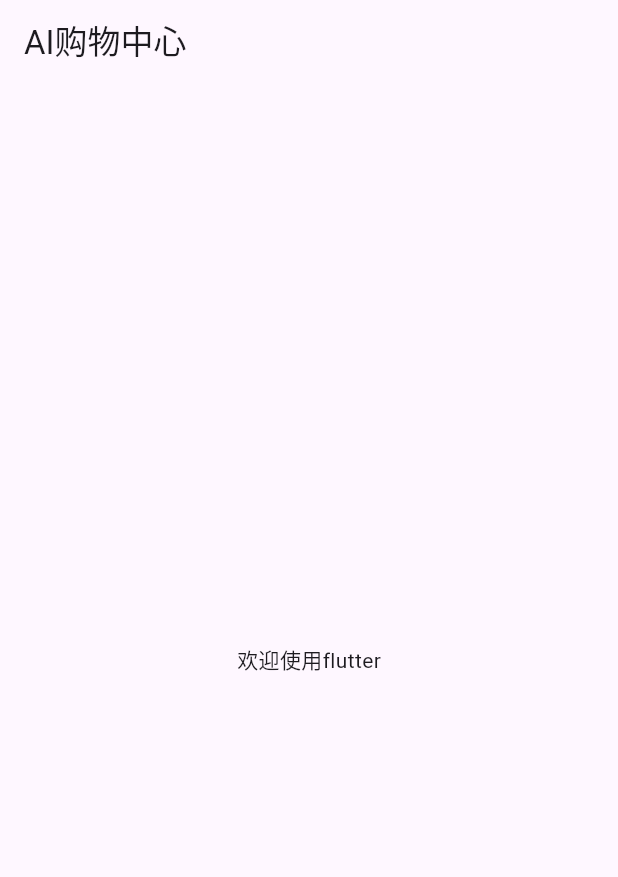
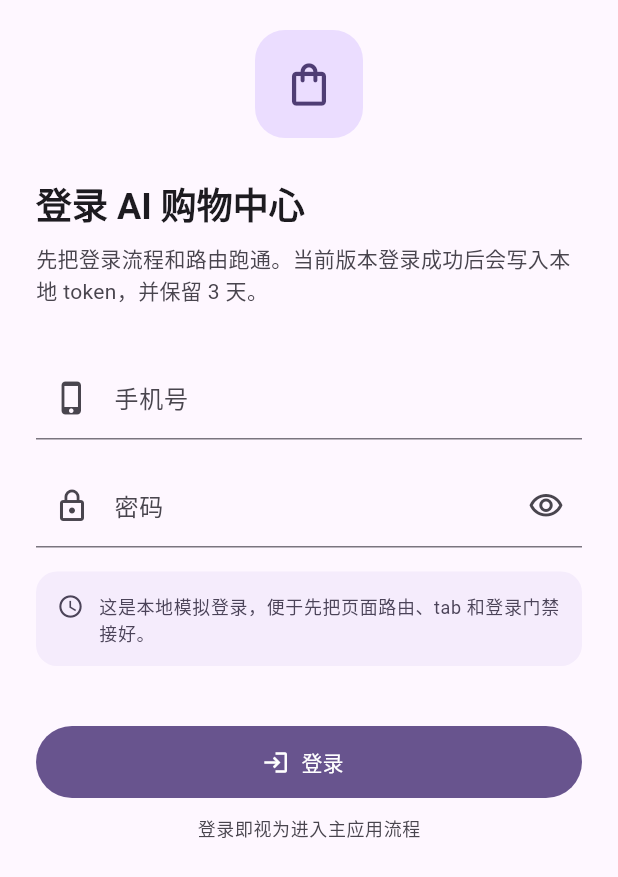
Before and after one commit to yafenghuang-cn/marketplace-mobile-app, a Flutter app: the screen it shows after launch, on a phone screen of 412 x 824 dp. Shown: the top 877 px of the screen. Run offline on Flutter 3.47's test engine with Material 3 defaults, Android fonts, the phone set to English and light mode, and no system bars; our stand-ins replace go_router, shared_preferences.

Commit message:
feat: 配置基础路由

```diff
--- /dev/null
+++ b/lib/auth/auth_controller.dart
@@ -0,0 +1,66 @@
+import 'package:flutter/foundation.dart';
+import 'package:shared_preferences/shared_preferences.dart';
+
+class AuthController extends ChangeNotifier {
+  AuthController._();
+
+  static final AuthController instance = AuthController._();
+
+  static const String _tokenKey = 'auth_token';
+  static const String _expiresAtKey = 'auth_token_expires_at';
+
+  SharedPreferences? _preferences;
+  String? _token;
+  DateTime? _expiresAt;
+
+  bool get isLoggedIn =>
+      _token != null &&
+      _expiresAt != null &&
+      _expiresAt!.isAfter(DateTime.now());
+
+  String? get token => isLoggedIn ? _token : null;
+  DateTime? get expiresAt => isLoggedIn ? _expiresAt : null;
+
+  Future<void> init() async {
+    _preferences ??= await SharedPreferences.getInstance();
+    _token = _preferences!.getString(_tokenKey);
+
+    final rawExpiresAt = _preferences!.getString(_expiresAtKey);
+    _expiresAt = rawExpiresAt == null ? null : DateTime.tryParse(rawExpiresAt);
+
+    if (!isLoggedIn) {
+      await _clearPersistedToken(notify: false);
+    }
+  }
+
+  Future<void> login() async {
+    _preferences ??= await SharedPreferences.getInstance();
+
+    final token = 'mock_token_${DateTime.now().millisecondsSinceEpoch}';
+    final expiresAt = DateTime.now().add(const Duration(days: 3));
+
+    await _preferences!.setString(_tokenKey, token);
+    await _preferences!.setString(_expiresAtKey, expiresAt.toIso8601String());
+
+    _token = token;
+    _expiresAt = expiresAt;
+    notifyListeners();
+  }
+
+  Future<void> logout() async {
+    await _clearPersistedToken();
+  }
+
+  Future<void> _clearPersistedToken({bool notify = true}) async {
+    _preferences ??= await SharedPreferences.getInstance();
+    await _preferences!.remove(_tokenKey);
+    await _preferences!.remove(_expiresAtKey);
+
+    _token = null;
+    _expiresAt = null;
+
+    if (notify) {
+      notifyListeners();
+    }
+  }
+}
--- a/lib/main.dart
+++ b/lib/main.dart
@@ -1,7 +1,10 @@
 import 'package:flutter/material.dart';
-import './pages/home/home_page.dart';
+import 'package:marketplace_mobile_app/auth/auth_controller.dart';
+import 'package:marketplace_mobile_app/router/app_router.dart';
 
-void main() {
+Future<void> main() async {
+  WidgetsFlutterBinding.ensureInitialized();
+  await AuthController.instance.init();
   runApp(const MyApp());
 }
 
@@ -10,13 +13,13 @@ class MyApp extends StatelessWidget {
 
   @override
   Widget build(BuildContext context) {
-    return MaterialApp(
-      title: 'Flutter Demo',
+    return MaterialApp.router(
+      title: 'AI购物中心',
       theme: ThemeData(
         colorScheme: ColorScheme.fromSeed(seedColor: Colors.deepPurple),
+        useMaterial3: true,
       ),
-      // 修复：添加构造函数括号，并使用正确的类名
-      home: const HomePage(),
+      routerConfig: AppRouter.router,
     );
   }
 }
--- a/lib/pages/home/home_page.dart
+++ b/lib/pages/home/home_page.dart
@@ -1,20 +1,31 @@
 import 'package:flutter/material.dart';
+import 'package:go_router/go_router.dart';
+import 'package:marketplace_mobile_app/router/app_router.dart';
 
-class HomePage extends StatefulWidget {
+class HomePage extends StatelessWidget {
   const HomePage({super.key});
 
-  // 必须实现的方法：创建对应的State对象
-  @override
-  State<HomePage> createState() => _HomePageState();
-}
-
-// 真正的状态和UI逻辑写在这个State类中
-class _HomePageState extends State<HomePage> {
   @override
   Widget build(BuildContext context) {
     return Scaffold(
       appBar: AppBar(title: const Text('AI购物中心')),
-      body: const Center(child: Text('欢迎使用flutter')),
-    ); // 这里添加了分号
+      body: Center(
+        child: Column(
+          mainAxisSize: MainAxisSize.min,
+          children: <Widget>[
+            const Text(
+              '欢迎使用 flutter',
+              style: TextStyle(fontSize: 20, fontWeight: FontWeight.w600),
+            ),
+            const SizedBox(height: 16),
+            FilledButton.icon(
+              onPressed: () => context.go(AppRoutes.mine),
+              icon: const Icon(Icons.person_outline),
+              label: const Text('去我的页面'),
+            ),
+          ],
+        ),
+      ),
+    );
   }
 }
--- a/lib/pages/login/login_page.dart
+++ b/lib/pages/login/login_page.dart
@@ -0,0 +1,237 @@
+import 'package:flutter/material.dart';
+import 'package:go_router/go_router.dart';
+import 'package:marketplace_mobile_app/auth/auth_controller.dart';
+import 'package:marketplace_mobile_app/router/app_router.dart';
+
+class LoginPage extends StatefulWidget {
+  const LoginPage({super.key});
+
+  @override
+  State<LoginPage> createState() => LoginPageState();
+}
+
+class LoginPageState extends State<LoginPage> {
+  final GlobalKey<FormState> formKey = GlobalKey<FormState>();
+  final TextEditingController phoneController = TextEditingController();
+  final TextEditingController passwordController = TextEditingController();
+
+  bool isSubmitting = false;
+  bool obscurePassword = true;
+
+  @override
+  void dispose() {
+    phoneController.dispose();
+    passwordController.dispose();
+    super.dispose();
+  }
+
+  Future<void> _handleLogin() async {
+    final FormState? form = formKey.currentState;
+    if (form == null || !form.validate()) {
+      return;
+    }
+
+    setState(() {
+      isSubmitting = true;
+    });
+
+    try {
+      await AuthController.instance.login();
+      if (!mounted) {
+        return;
+      }
+      context.go(AppRoutes.home);
+    } finally {
+      if (mounted) {
+        setState(() {
+          isSubmitting = false;
+        });
+      }
+    }
+  }
+
+  @override
+  Widget build(BuildContext context) {
+    final ThemeData theme = Theme.of(context);
+    final ColorScheme colorScheme = theme.colorScheme;
+
+    return Scaffold(
+      body: SafeArea(
+        child: LayoutBuilder(
+          builder: (BuildContext context, BoxConstraints constraints) {
+            return SingleChildScrollView(
+              padding: const EdgeInsets.symmetric(horizontal: 24, vertical: 20),
+              child: ConstrainedBox(
+                constraints: BoxConstraints(
+                  minHeight: constraints.maxHeight - 40,
+                ),
+                child: Column(
+                  crossAxisAlignment: CrossAxisAlignment.start,
+                  children: <Widget>[
+                    Align(
+                      child: Container(
+                        width: 72,
+                        height: 72,
+                        decoration: BoxDecoration(
+                          color: colorScheme.primaryContainer,
+                          borderRadius: BorderRadius.circular(20),
+                        ),
+                        child: Icon(
+                          Icons.shopping_bag_outlined,
+                          size: 34,
+                          color: colorScheme.onPrimaryContainer,
+                        ),
+                      ),
+                    ),
+                    const SizedBox(height: 28),
+                    Text(
+                      '登录 AI 购物中心',
+                      style: theme.textTheme.headlineSmall?.copyWith(
+                        fontWeight: FontWeight.w700,
+                      ),
+                    ),
+                    const SizedBox(height: 8),
+                    Text(
+                      '先把登录流程和路由跑通。当前版本登录成功后会写入本地 token，并保留 3 天。',
+                      style: theme.textTheme.bodyMedium?.copyWith(
+                        color: colorScheme.onSurfaceVariant,
+                        height: 1.5,
+                      ),
+                    ),
+                    const SizedBox(height: 32),
+                    Form(
+                      key: formKey,
+                      child: Column(
+                        children: <Widget>[
+                          TextFormField(
+                            controller: phoneController,
+                            keyboardType: TextInputType.phone,
+                            textInputAction: TextInputAction.next,
+                            decoration: const InputDecoration(
+                              labelText: '手机号',
+                              hintText: '请输入手机号',
+                              prefixIcon: Icon(Icons.phone_iphone_outlined),
+                            ),
+                            validator: (String? value) {
+                              final String text = value?.trim() ?? '';
+                              if (text.isEmpty) {
+                                return '请输入手机号';
+                              }
+                              if (text.length < 11) {
+                                return '手机号格式不正确';
+                              }
+                              return null;
+                            },
+                          ),
+                          const SizedBox(height: 16),
+                          TextFormField(
+                            controller: passwordController,
+                            obscureText: obscurePassword,
+                            textInputAction: TextInputAction.done,
+                            onFieldSubmitted: (_) {
+                              if (!isSubmitting) {
+                                _handleLogin();
+                              }
+                            },
+                            decoration: InputDecoration(
+                              labelText: '密码',
+                              hintText: '请输入登录密码',
+                              prefixIcon: const Icon(Icons.lock_outline),
+                              suffixIcon: IconButton(
+                                onPressed: () {
+                                  setState(() {
+                                    obscurePassword = !obscurePassword;
+                                  });
+                                },
+                                tooltip: obscurePassword ? '显示密码' : '隐藏密码',
+                                icon: Icon(
+                                  obscurePassword
+                                      ? Icons.visibility_outlined
+                                      : Icons.visibility_off_outlined,
+                                ),
+                              ),
+                            ),
+                            validator: (String? value) {
+                              final String text = value?.trim() ?? '';
+                              if (text.isEmpty) {
+                                return '请输入密码';
+                              }
+                              if (text.length < 6) {
+                                return '密码至少 6 位';
+                              }
+                              return null;
+                            },
+                          ),
+                        ],
+                      ),
+                    ),
+                    const SizedBox(height: 16),
+                    Container(
+                      width: double.infinity,
+                      padding: const EdgeInsets.all(14),
+                      decoration: BoxDecoration(
+                        color: colorScheme.secondaryContainer.withValues(
+                          alpha: 0.45,
+                        ),
+                        borderRadius: BorderRadius.circular(14),
+                      ),
+                      child: Row(
+                        crossAxisAlignment: CrossAxisAlignment.start,
+                        children: <Widget>[
+                          Icon(
+                            Icons.schedule_outlined,
+                            size: 18,
+                            color: colorScheme.onSecondaryContainer,
+                          ),
+                          const SizedBox(width: 10),
+                          Expanded(
+                            child: Text(
+                              '这是本地模拟登录，便于先把页面路由、tab 和登录门禁接好。',
+                              style: theme.textTheme.bodySmall?.copyWith(
+                                color: colorScheme.onSecondaryContainer,
+                                height: 1.45,
+                              ),
+                            ),
+                          ),
+                        ],
+                      ),
+                    ),
+                    const SizedBox(height: 40),
+                    SizedBox(
+                      width: double.infinity,
+                      child: FilledButton.icon(
+                        onPressed: isSubmitting ? null : _handleLogin,
+                        icon: isSubmitting
+                            ? const SizedBox(
+                                width: 18,
+                                height: 18,
+                                child: CircularProgressIndicator(
+                                  strokeWidth: 2,
+                                ),
+                              )
+                            : const Icon(Icons.login),
+                        label: Padding(
+                          padding: const EdgeInsets.symmetric(vertical: 14),
+                          child: Text(isSubmitting ? '登录中...' : '登录'),
+                        ),
+                      ),
+                    ),
+                    const SizedBox(height: 12),
+                    Center(
+                      child: Text(
+                        '登录即视为进入主应用流程',
+                        style: theme.textTheme.bodySmall?.copyWith(
+                          color: colorScheme.onSurfaceVariant,
+                        ),
+                      ),
+                    ),
+                  ],
+                ),
+              ),
+            );
+          },
+        ),
+      ),
+    );
+  }
+}
--- a/lib/router/app_router.dart
+++ b/lib/router/app_router.dart
@@ -0,0 +1,131 @@
+import 'package:flutter/material.dart';
+import 'package:go_router/go_router.dart';
+import 'package:marketplace_mobile_app/auth/auth_controller.dart';
+import 'package:marketplace_mobile_app/pages/home/home_page.dart';
+import 'package:marketplace_mobile_app/pages/login/login_page.dart';
+import 'package:marketplace_mobile_app/pages/mine/mine_page.dart';
+
+class AppRoutes {
+  static const String login = '/login';
+  static const String home = '/home';
+  static const String mine = '/mine';
+}
+
+class AppTabItem {
+  const AppTabItem({
+    required this.label,
+    required this.icon,
+    required this.location,
+  });
+
+  final String label;
+  final IconData icon;
+  final String location;
+}
+
+const List<AppTabItem> _tabs = <AppTabItem>[
+  AppTabItem(label: '首页', icon: Icons.home_outlined, location: AppRoutes.home),
+  AppTabItem(label: '我的', icon: Icons.person_outline, location: AppRoutes.mine),
+];
+
+class AppRouter {
+  AppRouter._();
+
+  static final GoRouter router = GoRouter(
+    initialLocation: AppRoutes.home,
+    refreshListenable: AuthController.instance,
+    redirect: (BuildContext context, GoRouterState state) {
+      final bool loggedIn = AuthController.instance.isLoggedIn;
+      final bool goingToLogin = state.matchedLocation == AppRoutes.login;
+
+      if (!loggedIn && !goingToLogin) {
+        return AppRoutes.login;
+      }
+
+      if (loggedIn && goingToLogin) {
+        return AppRoutes.home;
+      }
+
+      return null;
+    },
+    routes: <RouteBase>[
+      GoRoute(
+        path: AppRoutes.login,
+        name: 'login',
+        builder: (BuildContext context, GoRouterState state) {
+          return const LoginPage();
+        },
+      ),
+      StatefulShellRoute.indexedStack(
+        builder:
+            (
+              BuildContext context,
+              GoRouterState state,
+              StatefulNavigationShell navigationShell,
+            ) {
+              return AppTabScaffold(
+                navigationShell: navigationShell,
+                tabs: _tabs,
+              );
+            },
+        branches: <StatefulShellBranch>[
+          StatefulShellBranch(
+            routes: <RouteBase>[
+              GoRoute(
+                path: AppRoutes.home,
+                name: 'home',
+                builder: (BuildContext context, GoRouterState state) {
+                  return const HomePage();
+                },
+              ),
+            ],
+          ),
+          StatefulShellBranch(
+            routes: <RouteBase>[
+              GoRoute(
+                path: AppRoutes.mine,
+                name: 'mine',
+                builder: (BuildContext context, GoRouterState state) {
+                  return const MinePage();
+                },
+              ),
+            ],
+          ),
+        ],
+      ),
+    ],
+  );
+}
+
+class AppTabScaffold extends StatelessWidget {
+  const AppTabScaffold({
+    super.key,
+    required this.navigationShell,
+    required this.tabs,
+  });
+
+  final StatefulNavigationShell navigationShell;
+  final List<AppTabItem> tabs;
+
+  @override
+  Widget build(BuildContext context) {
+    return Scaffold(
+      body: navigationShell,
+      bottomNavigationBar: NavigationBar(
+        selectedIndex: navigationShell.currentIndex,
+        destinations: tabs
+            .map(
+              (AppTabItem tab) =>
+                  NavigationDestination(icon: Icon(tab.icon), label: tab.label),
+            )
+            .toList(),
+        onDestinationSelected: (int index) {
+          navigationShell.goBranch(
+            index,
+            initialLocation: index == navigationShell.currentIndex,
+          );
+        },
+      ),
+    );
+  }
+}
```
Also changed, not shown: lib/pages/mine/mine_page.dart (added, +95 -0 lines), 1 other file.
